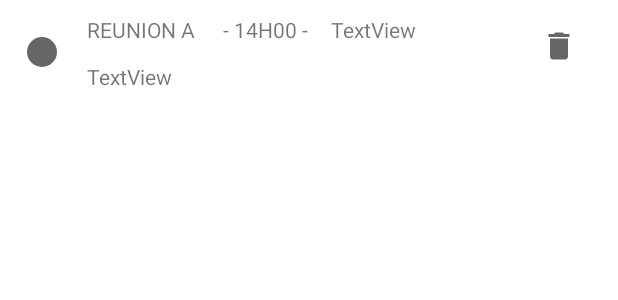
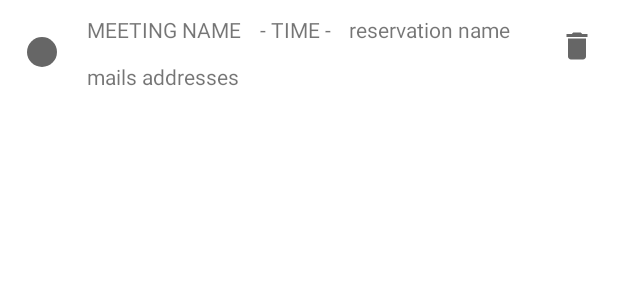
Before and after one commit to JDR1304/MaReu, an Android app: the layout item_meeting.xml on its own in the app's theme, with its tools: preview values and no code run, on a phone screen of 412 x 824 dp. Shown: the top 300 px of the screen. Run offline under Robolectric (Android 15) with nearby library versions, the phone set to English and light mode, and no system bars.

Commit message:
fragment

```diff
--- a/app/build.gradle
+++ b/app/build.gradle
@@ -33,6 +33,8 @@ dependencies {
     implementation 'androidx.appcompat:appcompat:1.2.0'
     implementation 'com.google.android.material:material:1.3.0'
     implementation 'androidx.constraintlayout:constraintlayout:2.0.4'
+    implementation 'androidx.legacy:legacy-support-v4:1.0.0'
+    implementation 'androidx.recyclerview:recyclerview:1.1.0'
     testImplementation 'junit:junit:4.+'
     androidTestImplementation 'androidx.test.ext:junit:1.1.2'
     androidTestImplementation 'androidx.test.espresso:espresso-core:3.3.0'
--- a/app/src/main/java/com/example/mareu/model/Meeting.java
+++ b/app/src/main/java/com/example/mareu/model/Meeting.java
@@ -41,7 +41,7 @@ public class Meeting {
         this.id = id;
     }
 
-    public int getRoomName() {
+    public int getRoomId() {
         return roomId;
     }
 
--- a/app/src/main/res/layout/item_meeting.xml
+++ b/app/src/main/res/layout/item_meeting.xml
@@ -14,7 +14,7 @@
         android:layout_marginStart="8dp"
         android:src="@drawable/ic_baseline_delete_24"
         app:layout_constraintBottom_toBottomOf="@+id/mailAddress"
-        app:layout_constraintStart_toEndOf="@+id/ownerName1"
+        app:layout_constraintStart_toEndOf="@+id/reservationName"
         app:layout_constraintTop_toTopOf="parent"></ImageView>
 
     <ImageView
@@ -25,41 +25,41 @@
         android:src="@drawable/ic_baseline_brightness_1_24"
         app:layout_constraintBottom_toBottomOf="@+id/mailAddress"
         app:layout_constraintStart_toStartOf="parent"
-        app:layout_constraintTop_toTopOf="@+id/roomName1"></ImageView>
+        app:layout_constraintTop_toTopOf="@+id/roomId"></ImageView>
 
     <TextView
-        android:id="@+id/roomName1"
+        android:id="@+id/roomId"
         android:layout_width="wrap_content"
         android:layout_height="wrap_content"
         android:layout_marginStart="16dp"
         android:layout_marginTop="8dp"
         android:padding="2dp"
-        android:text="REUNION A "
+        android:text="@string/meeting_name"
         app:layout_constraintStart_toEndOf="@+id/imageRound"
         app:layout_constraintTop_toTopOf="parent" />
 
     <TextView
-        android:id="@+id/time1"
+        android:id="@+id/time"
         android:layout_width="wrap_content"
         android:layout_height="wrap_content"
         android:layout_marginStart="8dp"
         android:layout_marginTop="8dp"
         android:layout_marginEnd="8dp"
         android:padding="2dp"
-        android:text=" - 14H00 - "
-        app:layout_constraintEnd_toStartOf="@+id/ownerName1"
-        app:layout_constraintStart_toEndOf="@+id/roomName1"
+        android:text="@string/time"
+        app:layout_constraintEnd_toStartOf="@+id/reservationName"
+        app:layout_constraintStart_toEndOf="@+id/roomId"
         app:layout_constraintTop_toTopOf="parent" />
 
     <TextView
-        android:id="@+id/ownerName1"
+        android:id="@+id/reservationName"
         android:layout_width="134dp"
         android:layout_height="0dp"
         android:layout_marginStart="8dp"
         android:layout_marginTop="8dp"
         android:padding="2dp"
-        android:text="TextView"
-        app:layout_constraintStart_toEndOf="@+id/time1"
+        android:text="@string/reservation_name"
+        app:layout_constraintStart_toEndOf="@+id/time"
         app:layout_constraintTop_toTopOf="parent" />
 
     <TextView
@@ -69,9 +69,9 @@
         android:layout_marginStart="16dp"
         android:layout_marginTop="8dp"
         android:padding="2dp"
-        android:text="TextView"
-        app:layout_constraintEnd_toEndOf="@+id/ownerName1"
+        android:text="@string/mails_addresses"
+        app:layout_constraintEnd_toEndOf="@+id/reservationName"
         app:layout_constraintStart_toEndOf="@+id/imageRound"
-        app:layout_constraintTop_toBottomOf="@+id/time1" />
+        app:layout_constraintTop_toBottomOf="@+id/time" />
 
 </androidx.constraintlayout.widget.ConstraintLayout>
--- a/app/src/main/res/values/strings.xml
+++ b/app/src/main/res/values/strings.xml
@@ -1,3 +1,9 @@
 <resources>
     <string name="app_name">Mareu</string>
+    <!-- TODO: Remove or change this placeholder text -->
+    <string name="hello_blank_fragment">Hello blank fragment</string>
+    <string name="meeting_name">MEETING NAME</string>
+    <string name="time">- TIME -</string>
+    <string name="reservation_name">reservation name</string>
+    <string name="mails_addresses">mails addresses</string>
 </resources>
```
Also changed, not shown: app/src/main/java/com/example/mareu/controller/MainActivity.java (+19 -0 lines), app/src/main/java/com/example/mareu/controller/MyMeetingRecyclerViewAdapter.java (+19 -9 lines), app/src/main/java/com/example/mareu/di/DI.java (+22 -0 lines), app/src/main/java/com/example/mareu/service/ApiService.java (+13 -0 lines), app/src/main/java/com/example/mareu/service/DummyApiService.java (+23 -1 lines), app/src/main/java/com/example/mareu/service/DummyGenerator.java (+20 -3 lines), app/src/main/res/layout/activity_main.xml (+5 -10 lines).
